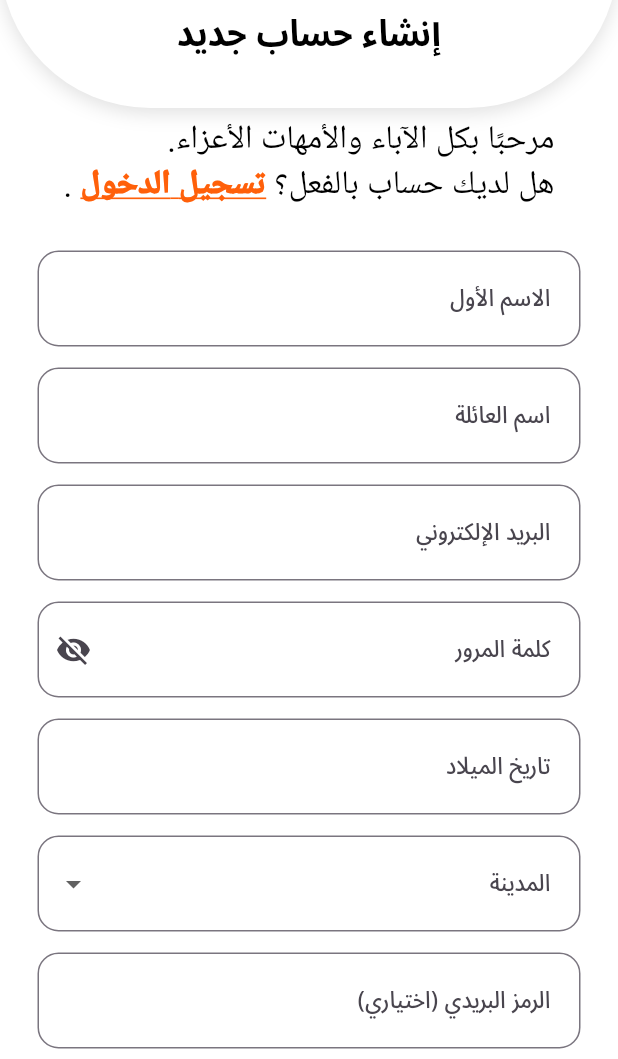
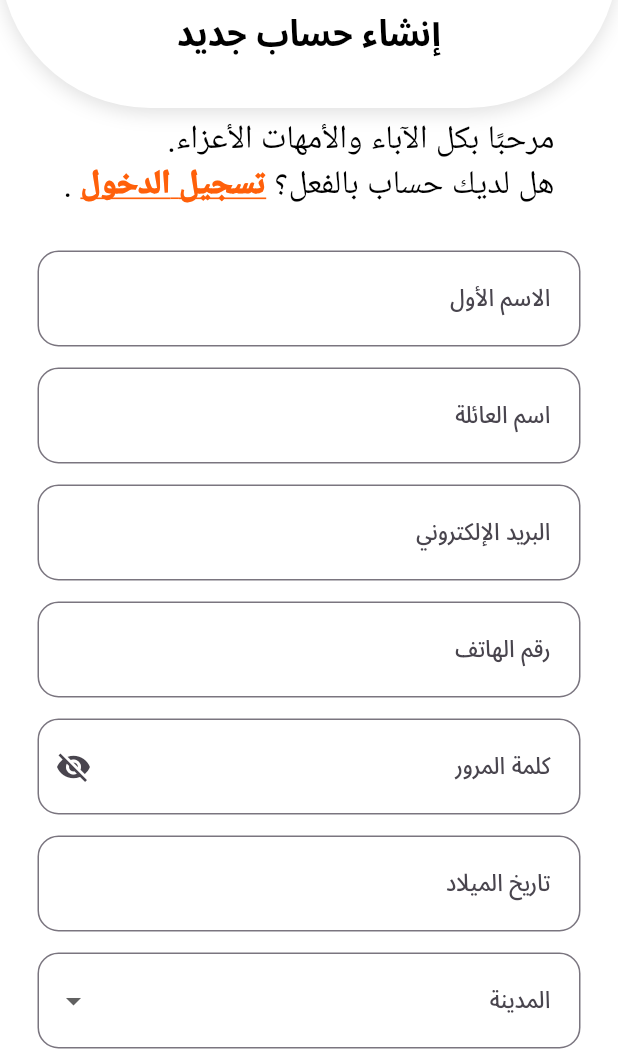
Before and after one commit to joodhamdallah/Little-Hands, a Flutter app: the RegisterPage screen opened by its route, on a phone screen of 412 x 824 dp, the part 177-1236 px from its top. Run offline on Flutter 3.47's test engine with Material 3 defaults, Android fonts, the phone set to English and light mode, and no system bars; our stand-ins replace snippet_coder_utils.

Commit message:
Sign up page done (Frontend + Backend)

```diff
--- a/Frontend/flutter_app/lib/pages/register_page.dart
+++ b/Frontend/flutter_app/lib/pages/register_page.dart
@@ -16,12 +16,13 @@ class RegisterPage extends StatefulWidget {
 class _RegisterPageState extends State<RegisterPage> {
   final _formKey = GlobalKey<FormState>();
   bool hidePassword = true;
-  bool agreedToTerms = false; // <-- Add this inside your _RegisterPageState
+  bool agreedToTerms = false;
 
   String? firstName;
   String? lastName;
   String? email;
   String? password;
+  String? phone;
   String? dateOfBirth;
   String? city;
   String? zipCode;
@@ -29,6 +30,8 @@ class _RegisterPageState extends State<RegisterPage> {
 
   String passwordStrengthMessage = '';
   Color passwordStrengthColor = Colors.red;
+  String emailValidationMessage = '';
+  Color emailValidationColor = Colors.red;
 
   final List<String> cities = [
     "طولكرم",
@@ -58,11 +61,27 @@ class _RegisterPageState extends State<RegisterPage> {
     super.dispose();
   }
 
+  void checkEmailValidation(String value) {
+    final emailRegex = RegExp(r'^[^\s@]+@[^\s@]+\.[^\s@]+$');
+
+    if (value.isEmpty) {
+      emailValidationMessage = '';
+    } else if (!emailRegex.hasMatch(value)) {
+      emailValidationMessage = "❌ البريد الإلكتروني غير صالح";
+      emailValidationColor = Colors.red;
+    } else {
+      emailValidationMessage = "✅ البريد الإلكتروني صالح!";
+      emailValidationColor = Colors.green;
+    }
+
+    setState(() {});
+  }
+
   void checkPasswordStrength(String value) {
     final hasUpper = RegExp(r'[A-Z]');
     final hasLower = RegExp(r'[a-z]');
     final hasDigit = RegExp(r'\d');
-    final hasSpecial = RegExp(r'[!@#$%^&*(),.?":{}|<>]');
+    final hasSpecial = RegExp(r'[!@#\\$%^&*(),.?":{}|<>]');
     final hasMinLength = value.length >= 8;
 
     if (!hasMinLength) {
@@ -86,166 +105,6 @@ class _RegisterPageState extends State<RegisterPage> {
     }
 
     setState(() {});
-  }
-
-  @override
-  Widget build(BuildContext context) {
-    return Directionality(
-      textDirection: flutter.TextDirection.rtl,
-      child: Scaffold(
-        resizeToAvoidBottomInset: true,
-        backgroundColor: Colors.white,
-        body: SingleChildScrollView(
-          child: Column(
-            children: [
-              _headerSection(),
-              Padding(
-                padding: const EdgeInsets.symmetric(
-                  horizontal: 25,
-                  vertical: 5,
-                ),
-                child: _welcomeMessage(),
-              ),
-              Padding(
-                padding: const EdgeInsets.all(25),
-                child: Form(
-                  key: _formKey,
-                  child: Column(
-                    children: [
-                      buildTextField("الاسم الأول", (val) => firstName = val),
-                      buildTextField("اسم العائلة", (val) => lastName = val),
-                      buildTextField(
-                        "البريد الإلكتروني",
-                        (val) => email = val,
-                        isEmail: true,
-                      ),
-                      buildPasswordField(),
-                      if (passwordStrengthMessage.isNotEmpty)
-                        Padding(
-                          padding: const EdgeInsets.only(bottom: 10),
-                          child: Text(
-                            passwordStrengthMessage,
-                            style: TextStyle(color: passwordStrengthColor),
-                          ),
-                        ),
-                      buildDatePickerField(),
-                      buildCityDropdown(),
-                      buildTextField(
-                        "الرمز البريدي (اختياري)",
-                        (val) => zipCode = val,
-                        isOptional: true,
-                      ),
-                      buildTextField("العنوان", (val) => address = val),
-                      const SizedBox(height: 18),
-                      Row(
-                        crossAxisAlignment: CrossAxisAlignment.start,
-                        children: [
-                          Checkbox(
-                            value: agreedToTerms,
-                            onChanged: (val) {
-                              setState(() {
-                                agreedToTerms = val!;
-                              });
-                            },
-                          ),
-                          Expanded(
-                            child: Text(
-                              "أوافق على شروط الاستخدام. لمزيد من التفاصيل حول جمع معلوماتك واستخدامها، راجع سياسة الخصوصية الخاصة بنا.",
-                              style: const TextStyle(fontSize: 15),
-                            ),
-                          ),
-                        ],
-                      ),
-                      const SizedBox(
-                        height: 10,
-                      ), // 👈 smaller gap before the submit button
-
-                      ElevatedButton(
-                        onPressed: () {
-                          if (!agreedToTerms) {
-                            ScaffoldMessenger.of(context).showSnackBar(
-                              const SnackBar(
-                                content: Text(
-                                  "يجب الموافقة على شروط الاستخدام أولًا.",
-                                ),
-                                backgroundColor: Colors.red,
-                              ),
-                            );
-                            return;
-                          }
-
-                          if (_formKey.currentState!.validate()) {
-                            _formKey.currentState!.save();
-                            registerUser(); // Call the API method here
-                          }
-                        },
-                        style: ElevatedButton.styleFrom(
-                          backgroundColor: const Color.fromARGB(
-                            255,
-                            255,
-                            96,
-                            10,
-                          ),
-                          padding: const EdgeInsets.symmetric(
-                            vertical: 16,
-                            horizontal: 60,
-                          ),
-                          shape: RoundedRectangleBorder(
-                            borderRadius: BorderRadius.circular(30),
-                          ),
-                        ),
-                        child: const Text(
-                          'إنشاء حساب',
-                          style: TextStyle(
-                            fontSize: 18,
-                            fontWeight: FontWeight.w900,
-                            color: Colors.white,
-                          ),
-                        ),
-                      ),
-                      const SizedBox(height: 6),
-                      Padding(
-                        padding: const EdgeInsets.only(top: 10),
-                        child: RichText(
-                          textAlign: TextAlign.center,
-                          text: TextSpan(
-                            style: const TextStyle(
-                              fontSize: 18,
-                              color: Colors.black,
-                            ),
-                            children: [
-                              const TextSpan(
-                                text: "هل ترغب في الانضمام إلى فريقنا؟ ",
-                              ),
-                              TextSpan(
-                                text: "سجّل الآن!",
-                                style: const TextStyle(
-                                  color: Color.fromARGB(255, 255, 96, 10),
-                                  fontWeight: FontWeight.bold,
-                                  decoration: TextDecoration.underline,
-                                ),
-                                recognizer:
-                                    TapGestureRecognizer()
-                                      ..onTap = () {
-                                        Navigator.pushNamed(
-                                          context,
-                                          '/recruit',
-                                        );
-                                      },
-                              ),
-                            ],
-                          ),
-                        ),
-                      ),
-                    ],
-                  ),
-                ),
-              ),
-            ],
-          ),
-        ),
-      ),
-    );
   }
 
   Widget _headerSection() {
@@ -337,7 +196,7 @@ class _RegisterPageState extends State<RegisterPage> {
           }
           if (isEmail &&
               !RegExp(r'^[\w-\.]+@([\w-]+\.)+[\w-]{2,4}$').hasMatch(val!)) {
-            return 'البريد الإلكتروني غير صالح';
+            return 'البريد الإلكتروني غير فعال';
           }
           return null;
         },
@@ -375,6 +234,33 @@ class _RegisterPageState extends State<RegisterPage> {
         },
         onChanged: checkPasswordStrength,
         onSaved: (val) => password = val!,
+      ),
+    );
+  }
+
+  Widget buildEmailField() {
+    return Padding(
+      padding: const EdgeInsets.only(bottom: 14),
+      child: TextFormField(
+        keyboardType: TextInputType.emailAddress,
+        decoration: InputDecoration(
+          labelText: 'البريد الإلكتروني',
+          labelStyle: const TextStyle(fontSize: 16),
+          border: OutlineInputBorder(borderRadius: BorderRadius.circular(14)),
+          contentPadding: const EdgeInsets.symmetric(
+            vertical: 20,
+            horizontal: 16,
+          ),
+        ),
+        validator: (val) {
+          if (val == null || val.isEmpty) return 'البريد الإلكتروني مطلوب';
+          if (!RegExp(r'^[^\s@]+@[^\s@]+\.[^\s@]+$').hasMatch(val)) {
+            return 'البريد الإلكتروني غير صالح';
+          }
+          return null;
+        },
+        onChanged: checkEmailValidation,
+        onSaved: (val) => email = val!,
       ),
     );
   }
@@ -451,9 +337,7 @@ class _RegisterPageState extends State<RegisterPage> {
   }
 
   Future<void> registerUser() async {
-    final Uri url = Uri.parse(
-      registration,
-    ); // Your backend API URL from config.dart
+    final Uri url = Uri.parse(registration);
 
     final response = await http.post(
       url,
@@ -463,6 +347,8 @@ class _RegisterPageState extends State<RegisterPage> {
         'lastName': lastName,
         'email': email,
         'password': password,
+        'phone': phone,
+        'role': 'parent',
         'dateOfBirth': dateOfBirth,
         'city': city,
         'zipCode': zipCode,
@@ -470,7 +356,6 @@ class _RegisterPageState extends State<RegisterPage> {
       }),
     );
 
-    // Check if the widget is still mounted before using `context`
     if (!mounted) return;
 
     if (response.statusCode == 201) {
@@ -480,8 +365,6 @@ class _RegisterPageState extends State<RegisterPage> {
           backgroundColor: Colors.green,
         ),
       );
-
-      // Navigator.pushNamed(context, '/verify-email');
     } else {
       final responseData = jsonDecode(response.body);
       ScaffoldMessenger.of(context).showSnackBar(
@@ -492,4 +375,161 @@ class _RegisterPageState extends State<RegisterPage> {
       );
     }
   }
+
+  @override
+  Widget build(BuildContext context) {
+    return Directionality(
+      textDirection: flutter.TextDirection.rtl,
+      child: Scaffold(
+        resizeToAvoidBottomInset: true,
+        backgroundColor: Colors.white,
+        body: SingleChildScrollView(
+          child: Column(
+            children: [
+              _headerSection(),
+              Padding(
+                padding: const EdgeInsets.symmetric(
+                  horizontal: 25,
+                  vertical: 5,
+                ),
+                child: _welcomeMessage(),
+              ),
+              Padding(
+                padding: const EdgeInsets.all(25),
+                child: Form(
+                  key: _formKey,
+                  child: Column(
+                    children: [
+                      buildTextField("الاسم الأول", (val) => firstName = val),
+                      buildTextField("اسم العائلة", (val) => lastName = val),
+                      buildEmailField(),
+                      if (emailValidationMessage.isNotEmpty)
+                        Padding(
+                          padding: const EdgeInsets.only(bottom: 10),
+                          child: Text(
+                            emailValidationMessage,
+                            style: TextStyle(color: emailValidationColor),
+                          ),
+                        ),
+
+                      buildTextField("رقم الهاتف", (val) => phone = val),
+                      buildPasswordField(),
+                      if (passwordStrengthMessage.isNotEmpty)
+                        Padding(
+                          padding: const EdgeInsets.only(bottom: 10),
+                          child: Text(
+                            passwordStrengthMessage,
+                            style: TextStyle(color: passwordStrengthColor),
+                          ),
+                        ),
+                      buildDatePickerField(),
+                      buildCityDropdown(),
+                      buildTextField(
+                        "الرمز البريدي (اختياري)",
+                        (val) => zipCode = val,
+                        isOptional: true,
+                      ),
+                      buildTextField("العنوان", (val) => address = val),
+                      Row(
+                        crossAxisAlignment: CrossAxisAlignment.start,
+                        children: [
+                          Checkbox(
+                            value: agreedToTerms,
+                            onChanged:
+                                (val) => setState(() => agreedToTerms = val!),
+                          ),
+                          Expanded(
+                            child: Text(
+                              "أوافق على شروط الاستخدام. لمزيد من التفاصيل حول جمع معلوماتك واستخدامها، راجع سياسة الخصوصية الخاصة بنا.",
+                              style: const TextStyle(fontSize: 15),
+                            ),
+                          ),
+                        ],
+                      ),
+                      const SizedBox(height: 10),
+                      ElevatedButton(
+                        onPressed: () async {
+                          if (!_formKey.currentState!.validate()) return;
+                          if (!agreedToTerms) {
+                            ScaffoldMessenger.of(context).showSnackBar(
+                              const SnackBar(
+                                content: Text(
+                                  "يجب الموافقة على شروط الاستخدام أولًا.",
+                                ),
+                                backgroundColor: Colors.red,
+                              ),
+                            );
+                            return;
+                          }
+                          _formKey.currentState!.save();
+                          await registerUser();
+                        },
+                        style: ElevatedButton.styleFrom(
+                          backgroundColor: const Color.fromARGB(
+                            255,
+                            255,
+                            96,
+                            10,
+                          ),
+                          padding: const EdgeInsets.symmetric(
+                            vertical: 16,
+                            horizontal: 60,
+                          ),
+                          shape: RoundedRectangleBorder(
+                            borderRadius: BorderRadius.circular(30),
+                          ),
+                        ),
+                        child: const Text(
+                          'إنشاء حساب',
+                          style: TextStyle(
+                            fontSize: 18,
+                            fontWeight: FontWeight.w900,
+                            color: Colors.white,
+                          ),
+                        ),
+                      ),
+                      const SizedBox(height: 6),
+                      Padding(
+                        padding: const EdgeInsets.only(top: 10),
+                        child: RichText(
+                          textAlign: TextAlign.center,
+                          text: TextSpan(
+                            style: const TextStyle(
+                              fontSize: 18,
+                              color: Colors.black,
+                            ),
+                            children: [
+                              const TextSpan(
+                                text: "هل ترغب في الانضمام إلى فريقنا؟ ",
+                              ),
+                              TextSpan(
+                                text: "سجّل الآن!",
+                                style: const TextStyle(
+                                  color: Color.fromARGB(255, 255, 96, 10),
+                                  fontWeight: FontWeight.bold,
+                                  decoration: TextDecoration.underline,
+                                ),
+                                recognizer:
+                                    TapGestureRecognizer()
+                                      ..onTap = () {
+                                        Navigator.pushNamed(
+                                          context,
+                                          '/recruit',
+                                        );
+                                      },
+                              ),
+                            ],
+                          ),
+                        ),
+                      ),
+                    ],
+                  ),
+                ),
+              ),
+            ],
+          ),
+        ),
+      ),
+    );
+  }
 }
```
